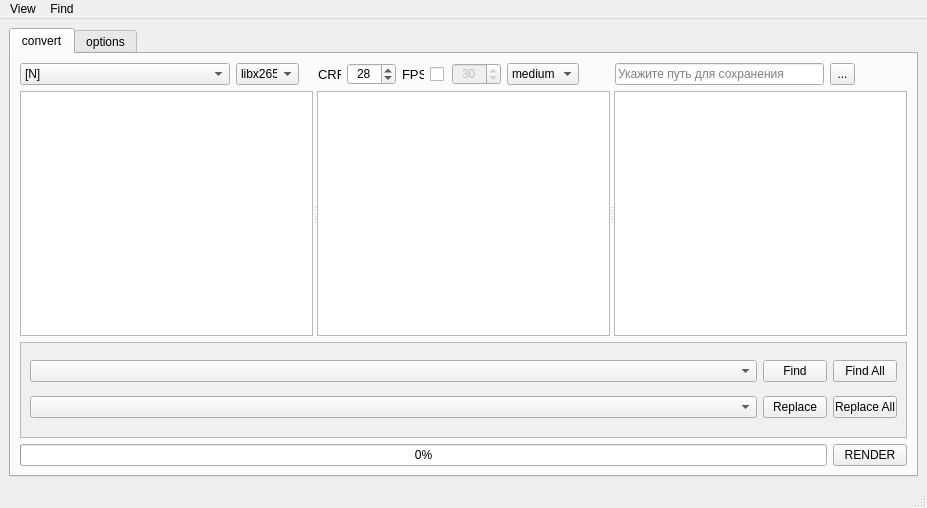
The window that interface/main_window.ui (MNEEQ/uconvert) describes before a commit, drawn with Qt 5.
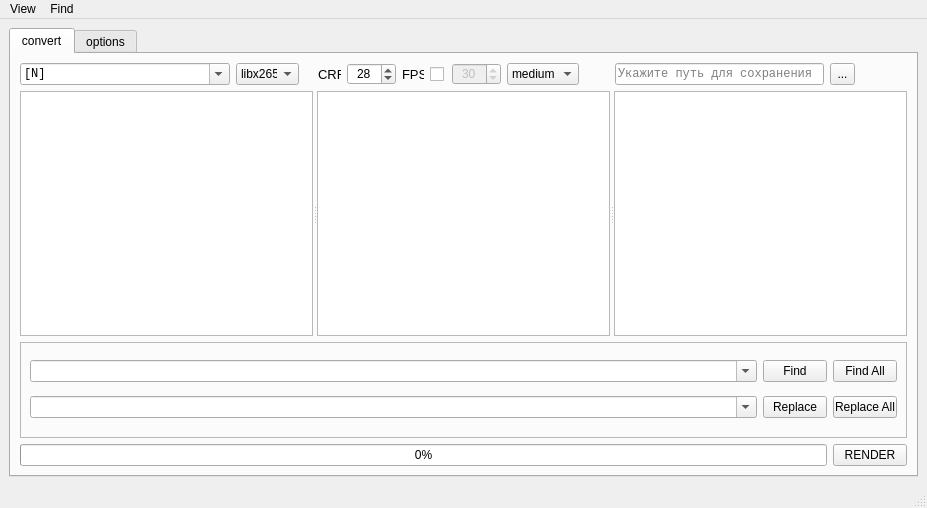
The same window after the commit. Icons and pictures are not drawn. Custom widgets are drawn as their Qt base class.

Commit message:
Fix color theme.
*Fix main_window.py.
*Change font "Consolas".
*Change QComboBox to editebale.

What changed in the file:
```diff
--- a/interface/main_window.ui
+++ b/interface/main_window.ui
@@ -439,6 +439,14 @@
               <height>22</height>
              </size>
             </property>
+            <property name="font">
+             <font>
+              <family>Consolas</family>
+             </font>
+            </property>
+            <property name="editable">
+             <bool>true</bool>
+            </property>
             <item>
              <property name="text">
               <string notr="true">[N]</string>
@@ -466,6 +474,14 @@
               <height>22</height>
              </size>
             </property>
+            <property name="font">
+             <font>
+              <family>Consolas</family>
+             </font>
+            </property>
+            <property name="styleSheet">
+             <string notr="true"/>
+            </property>
             <property name="text">
              <string/>
             </property>
@@ -597,7 +613,7 @@
            </size>
           </property>
           <property name="styleSheet">
-           <string notr="true">background-color: #f0f0f0;</string>
+           <string notr="true"/>
           </property>
           <property name="frameShape">
            <enum>QFrame::StyledPanel</enum>
@@ -606,113 +622,6 @@
            <enum>QFrame::Raised</enum>
           </property>
           <layout class="QGridLayout" name="gridLayout_5">
-           <item row="0" column="0">
-            <widget class="QComboBox" name="comboBoxFind">
-             <property name="maximumSize">
-              <size>
-               <width>16777215</width>
-               <height>22</height>
-              </size>
-             </property>
-             <property name="palette">
-              <palette>
-               <active>
-                <colorrole role="Button">
-                 <brush brushstyle="SolidPattern">
-                  <color alpha="255">
-                   <red>240</red>
-                   <green>240</green>
-                   <blue>240</blue>
-                  </color>
-                 </brush>
-                </colorrole>
-                <colorrole role="Base">
-                 <brush brushstyle="SolidPattern">
-                  <color alpha="255">
-                   <red>240</red>
-                   <green>240</green>
-                   <blue>240</blue>
-                  </color>
-                 </brush>
-                </colorrole>
-                <colorrole role="Window">
-                 <brush brushstyle="SolidPattern">
-                  <color alpha="255">
-                   <red>240</red>
-                   <green>240</green>
-                   <blue>240</blue>
-                  </color>
-                 </brush>
-                </colorrole>
-               </active>
-               <inactive>
-                <colorrole role="Button">
-                 <brush brushstyle="SolidPattern">
-                  <color alpha="255">
-                   <red>240</red>
-                   <green>240</green>
-                   <blue>240</blue>
-                  </color>
-                 </brush>
-                </colorrole>
-                <colorrole role="Base">
-                 <brush brushstyle="SolidPattern">
-                  <color alpha="255">
-                   <red>240</red>
-                   <green>240</green>
-                   <blue>240</blue>
-                  </color>
-                 </brush>
-                </colorrole>
-                <colorrole role="Window">
-                 <brush brushstyle="SolidPattern">
-                  <color alpha="255">
-                   <red>240</red>
-                   <green>240</green>
-                   <blue>240</blue>
-                  </color>
-                 </brush>
-                </colorrole>
-               </inactive>
-               <disabled>
-                <colorrole role="Button">
-                 <brush brushstyle="SolidPattern">
-                  <color alpha="255">
-                   <red>240</red>
-                   <green>240</green>
-                   <blue>240</blue>
-                  </color>
-                 </brush>
-                </colorrole>
-                <colorrole role="Base">
-                 <brush brushstyle="SolidPattern">
-                  <color alpha="255">
-                   <red>240</red>
-                   <green>240</green>
-                   <blue>240</blue>
-                  </color>
-                 </brush>
-                </colorrole>
-                <colorrole role="Window">
-                 <brush brushstyle="SolidPattern">
-                  <color alpha="255">
-                   <red>240</red>
-                   <green>240</green>
-                   <blue>240</blue>
-                  </color>
-                 </brush>
-                </colorrole>
-               </disabled>
-              </palette>
-             </property>
-             <property name="statusTip">
-              <string/>
-             </property>
-             <property name="styleSheet">
-              <string notr="true"/>
-             </property>
-            </widget>
-           </item>
            <item row="1" column="0">
             <widget class="QComboBox" name="comboBoxReplace">
              <property name="maximumSize">
@@ -721,6 +630,17 @@
                <height>22</height>
               </size>
              </property>
+             <property name="font">
+              <font>
+               <family>Consolas</family>
+              </font>
+             </property>
+             <property name="styleSheet">
+              <string notr="true"/>
+             </property>
+             <property name="editable">
+              <bool>true</bool>
+             </property>
             </widget>
            </item>
            <item row="0" column="1">
@@ -775,6 +695,30 @@
              </property>
             </widget>
            </item>
+           <item row="0" column="0">
+            <widget class="QComboBox" name="comboBoxFind">
+             <property name="maximumSize">
+              <size>
+               <width>16777215</width>
+               <height>22</height>
+              </size>
+             </property>
+             <property name="font">
+              <font>
+               <family>Consolas</family>
+              </font>
+             </property>
+             <property name="statusTip">
+              <string/>
+             </property>
+             <property name="styleSheet">
+              <string notr="true"/>
+             </property>
+             <property name="editable">
+              <bool>true</bool>
+             </property>
+            </widget>
+           </item>
           </layout>
          </widget>
         </item>
```
Left out of the diff: 105 changed lines with no effect on the pictures. The commit also changes 3 other files.
